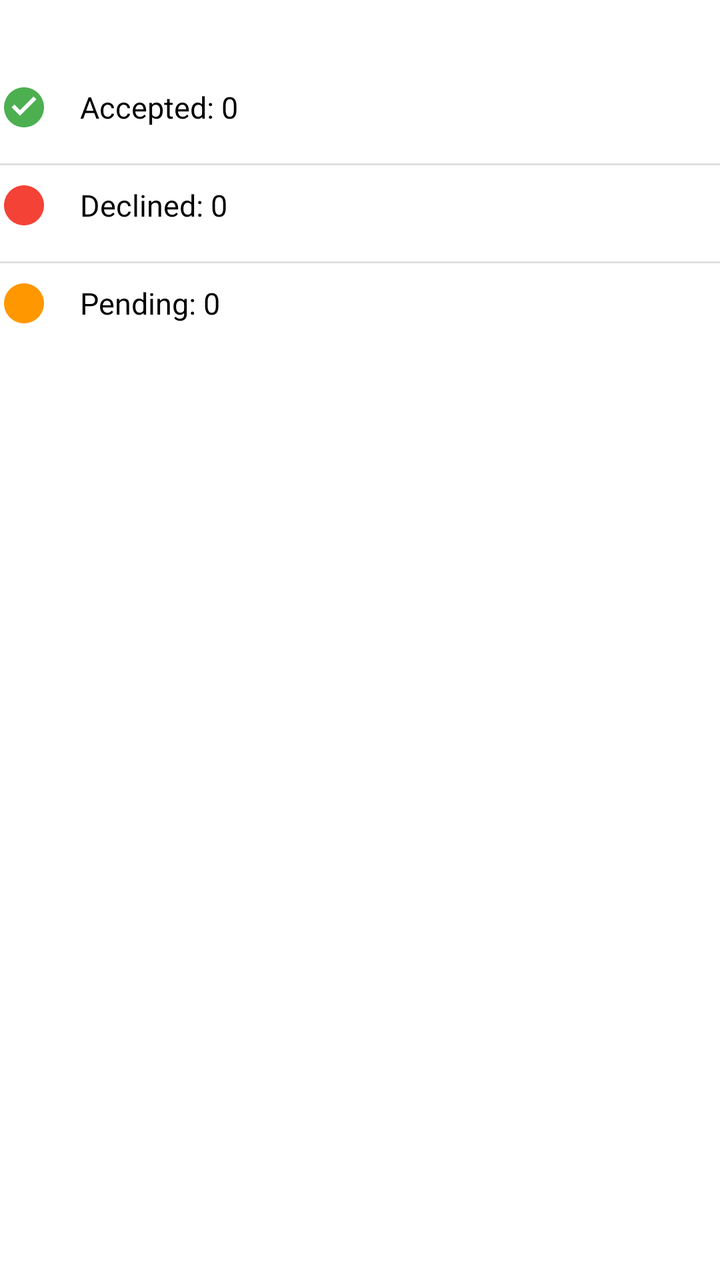
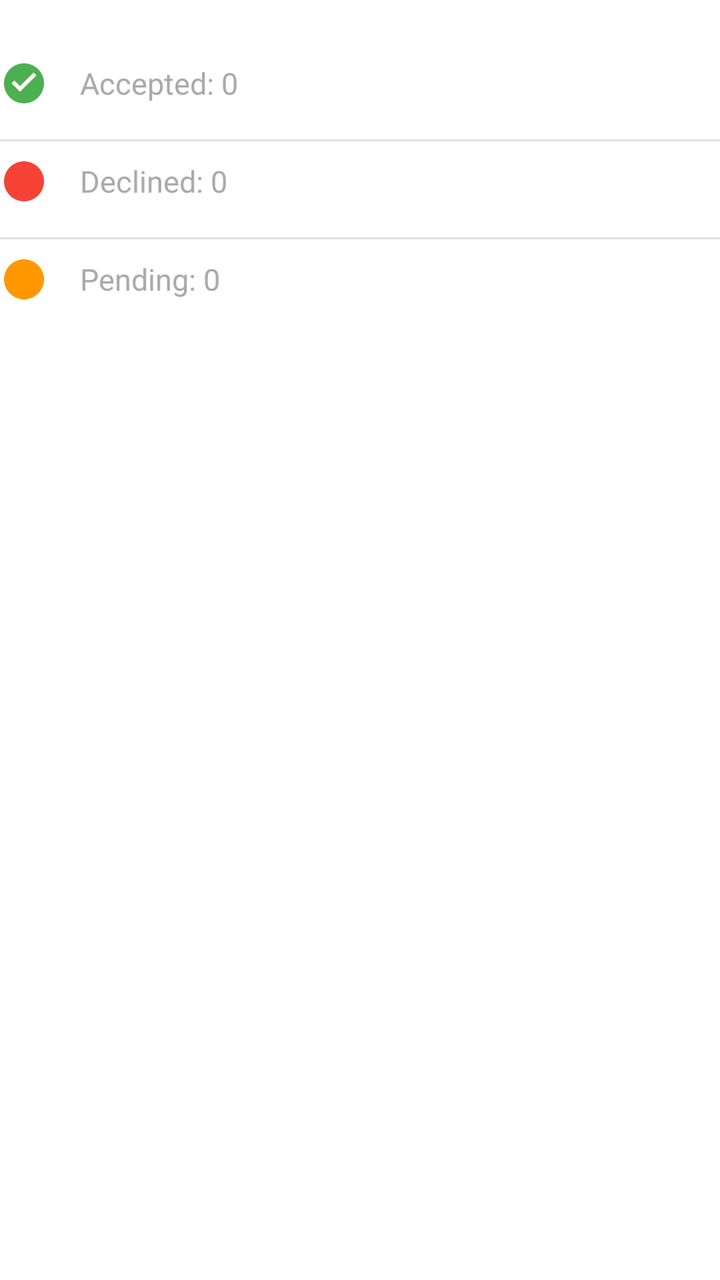

Compare the two renders of this Android layout. The source of the first and the diff that turns it into the second are given below.
<!-- AndroidManifest.xml: application theme Theme.NurseryApp -->
<!-- res/layout/item_event_summary.xml -->
<?xml version="1.0" encoding="utf-8"?>
<LinearLayout
    xmlns:android="http://schemas.android.com/apk/res/android"
    xmlns:app="http://schemas.android.com/apk/res-auto"
    android:layout_width="match_parent"
    android:layout_height="wrap_content"
    android:orientation="vertical"
    android:paddingVertical="8dp">

    
    <TextView
        android:id="@+id/textGroupName"
        android:layout_width="wrap_content"
        android:layout_height="wrap_content"
        android:textStyle="bold"
        android:textSize="16sp"
        android:textColor="@android:color/black"
        android:layout_marginBottom="12dp"/>

    
    <LinearLayout
        android:layout_width="match_parent"
        android:layout_height="wrap_content"
        android:orientation="horizontal"
        android:gravity="center_vertical"
        android:paddingBottom="8dp">

        <ImageView
            android:layout_width="24dp"
            android:layout_height="24dp"
            android:src="@drawable/ic_check_circle"
            app:tint="#4CAF50"
            android:contentDescription="Accepted Icon"/>

        <TextView
            android:id="@+id/textAccepted"
            android:layout_width="wrap_content"
            android:layout_height="wrap_content"
            android:layout_marginStart="16dp"
            android:text="Accepted: 0"
            android:textSize="15sp"
            android:textColor="@android:color/black"/>
    </LinearLayout>

    <View
        android:layout_width="match_parent"
        android:layout_height="1dp"
        android:background="#E0E0E0"
        android:layout_marginVertical="8dp"/>

    
    <LinearLayout
        android:layout_width="match_parent"
        android:layout_height="wrap_content"
        android:orientation="horizontal"
        android:gravity="center_vertical"
        android:paddingBottom="8dp">

        <ImageView
            android:layout_width="24dp"
            android:layout_height="24dp"
            android:src="@drawable/ic_cancel"
            app:tint="#F44336"
            android:contentDescription="Declined Icon"/>

        <TextView
            android:id="@+id/textDeclined"
            android:layout_width="wrap_content"
            android:layout_height="wrap_content"
            android:layout_marginStart="16dp"
            android:text="Declined: 0"
            android:textSize="15sp"
            android:textColor="@android:color/black"/>
    </LinearLayout>

    <View
        android:layout_width="match_parent"
        android:layout_height="1dp"
        android:background="#E0E0E0"
        android:layout_marginVertical="8dp"/>

    
    <LinearLayout
        android:layout_width="match_parent"
        android:layout_height="wrap_content"
        android:orientation="horizontal"
        android:gravity="center_vertical">

        <ImageView
            android:layout_width="24dp"
            android:layout_height="24dp"
            android:src="@drawable/ic_schedule"
            app:tint="#FF9800"
            android:contentDescription="Pending Icon"/>

        <TextView
            android:id="@+id/textPending"
            android:layout_width="wrap_content"
            android:layout_height="wrap_content"
            android:layout_marginStart="16dp"
            android:text="Pending: 0"
            android:textSize="15sp"
            android:textColor="@android:color/black"/>
    </LinearLayout>

</LinearLayout>
<!-- resources referenced by this layout -->
<resources>
  <!-- drawable ic_cancel (drawable) -->
  <?xml version="1.0" encoding="utf-8"?>
  <vector xmlns:android="http://schemas.android.com/apk/res/android"
      android:width="24dp"
      android:height="24dp"
      android:viewportWidth="24"
      android:viewportHeight="24">
  
      <path
          android:fillColor="#000000"
          android:pathData="
              M12,2
              C6.48,2 2,6.48 2,12
              C2,17.52 6.48,22 12,22
              C17.52,22 22,17.52 22,12
              C22,6.48 17.52,2 12,2
              Z
              M15.59,7
              L12,10.59
              L8.41,7
              L7,8.41
              L10.59,12
              L7,15.59
              L8.41,17
              L12,13.41
              L15.59,17
              L17,15.59
              L13.41,12
              L17,8.41
              Z"/>
  </vector>
  <!-- drawable ic_check_circle (drawable) -->
  <?xml version="1.0" encoding="utf-8"?>
  <vector xmlns:android="http://schemas.android.com/apk/res/android"
      android:width="24dp"
      android:height="24dp"
      android:viewportWidth="24"
      android:viewportHeight="24">
  
      <path
          android:fillColor="#000000"
          android:pathData="
              M12,2
              C6.48,2 2,6.48 2,12
              C2,17.52 6.48,22 12,22
              C17.52,22 22,17.52 22,12
              C22,6.48 17.52,2 12,2
              Z
              M10,16.2
              L5.8,12
              L7.2,10.6
              L10,13.4
              L16.8,6.6
              L18.2,8
              Z"/>
  </vector>
  <!-- drawable ic_schedule (drawable) -->
  <?xml version="1.0" encoding="utf-8"?>
  <vector xmlns:android="http://schemas.android.com/apk/res/android"
      android:width="24dp"
      android:height="24dp"
      android:viewportWidth="24"
      android:viewportHeight="24">
  
      <path
          android:fillColor="#000000"
          android:pathData="
              M12,2
              C6.48,2 2,6.48 2,12
              C2,17.52 6.48,22 12,22
              C17.52,22 22,17.52 22,12
              C22,6.48 17.52,2 12,2
              Z
              M13,7
              H11
              V13
              L16.25,16.15
              L17,14.92
              L13,12.5
              Z"/>
  </vector>
  <style name="Theme.NurseryApp" parent="Theme.MaterialComponents.DayNight.DarkActionBar">
          
          <item name="colorPrimary">@color/purple_500</item>
          <item name="colorPrimaryVariant">@color/purple_700</item>
          <item name="colorOnPrimary">@color/white</item>
          
          <item name="colorSecondary">@color/teal_200</item>
          <item name="colorSecondaryVariant">@color/teal_700</item>
          <item name="colorOnSecondary">@color/black</item>
          
          <item name="android:statusBarColor">?attr/colorPrimaryVariant</item>
          
      </style>
  <color name="purple_500">#FF6200EE</color>
  <color name="purple_700">#FF3700B3</color>
  <color name="white">#FFFFFFFF</color>
  <color name="teal_200">#FF03DAC5</color>
  <color name="teal_700">#FF018786</color>
  <color name="black">#FF000000</color>
</resources>

<!-- the commit's change to res/layout/item_event_summary.xml (unified diff, before → after) -->
@@ -14,7 +14,7 @@
         android:layout_height="wrap_content"
         android:textStyle="bold"
         android:textSize="16sp"
-        android:textColor="@android:color/black"
+        android:textColor="@android:color/darker_gray"/>
         android:layout_marginBottom="12dp"/>
 
     
@@ -39,7 +39,7 @@
             android:layout_marginStart="16dp"
             android:text="Accepted: 0"
             android:textSize="15sp"
-            android:textColor="@android:color/black"/>
+            android:textColor="@android:color/darker_gray"/>
     </LinearLayout>
 
     <View
@@ -70,7 +70,7 @@
             android:layout_marginStart="16dp"
             android:text="Declined: 0"
             android:textSize="15sp"
-            android:textColor="@android:color/black"/>
+            android:textColor="@android:color/darker_gray"/>
     </LinearLayout>
 
     <View
@@ -100,7 +100,7 @@
             android:layout_marginStart="16dp"
             android:text="Pending: 0"
             android:textSize="15sp"
-            android:textColor="@android:color/black"/>
+            android:textColor="@android:color/darker_gray"/>
     </LinearLayout>
 
 </LinearLayout>
